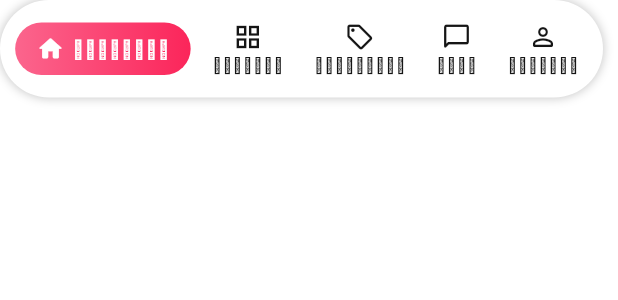
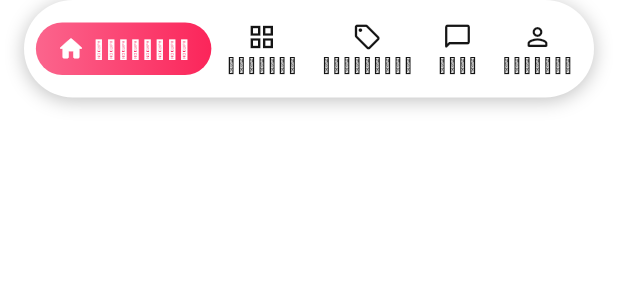
Before and after one commit to 4pNTING/millionx-ecommerce-mobile, a Flutter app: the HomeBottomNavBar widget shown alone on an empty page, opened directly, on a phone screen of 412 x 824 dp. Shown: the top 300 px of the screen. Run offline on Flutter 3.47's test engine with Material 3 defaults, Android fonts, the phone set to English and light mode, and no system bars; our stand-ins replace dio, flutter_riverpod, flutter_secure_storage, go_router, google_sign_in; missing offline and left inert: flutter_facebook_auth; accounts and stored records are empty; network calls fail; Roboto replaces fonts that are missing (Inter).

Commit message:
fix(ui): pin floating bottom navbar to the bottom of the screen

```diff
--- a/lib/features/home/presentation/widgets/home_bottom_nav_bar.dart
+++ b/lib/features/home/presentation/widgets/home_bottom_nav_bar.dart
@@ -12,20 +12,16 @@ class _NavItem {
   final String label;
 }
 
-/// Floating bottom navigation bar placed at its designated position in the Home canvas.
+/// Floating bottom navigation bar for MillionX mobile storefront.
 class HomeBottomNavBar extends StatelessWidget {
   const HomeBottomNavBar({
     super.key,
     this.currentIndex = 0,
     this.onTap,
-    this.left = 19.0,
-    this.top = 852.0,
   });
 
   final int currentIndex;
   final ValueChanged<int>? onTap;
-  final double left;
-  final double top;
 
   static const List<_NavItem> _items = [
     _NavItem(
@@ -57,14 +53,9 @@ class HomeBottomNavBar extends StatelessWidget {
 
   @override
   Widget build(BuildContext context) {
-    return Positioned(
-      left: left,
-      top: top,
-      child: SizedBox(
-        width: 402,
-        height: 65,
-        child: Container(
-          width: 402,
+    return Container(
+      constraints: const BoxConstraints(maxWidth: 402),
+      margin: const EdgeInsets.symmetric(horizontal: 16),
       height: 65,
       padding: const EdgeInsets.symmetric(horizontal: 6, vertical: 6),
       decoration: BoxDecoration(
@@ -73,8 +64,8 @@ class HomeBottomNavBar extends StatelessWidget {
         boxShadow: const [
           BoxShadow(
             color: Color(0x3F000000),
-                blurRadius: 5,
-                offset: Offset(0, 0),
+            blurRadius: 10,
+            offset: Offset(0, 2),
             spreadRadius: 0,
           ),
         ],
@@ -155,8 +146,6 @@ class HomeBottomNavBar extends StatelessWidget {
           );
         }),
       ),
-        ),
-      ),
     );
   }
 }
```
Also changed, not shown: lib/features/home/presentation/home_screen.dart (+42 -13 lines). Lines whose indentation alone changed are shown as unchanged.
